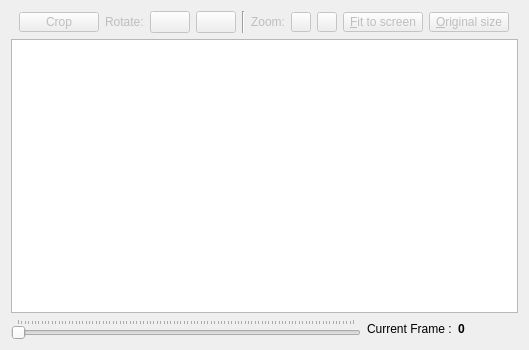
First picture: the form in scribo/demo/shared/ui/image_viewer.ui, repository glazzara/olena, before the edit.
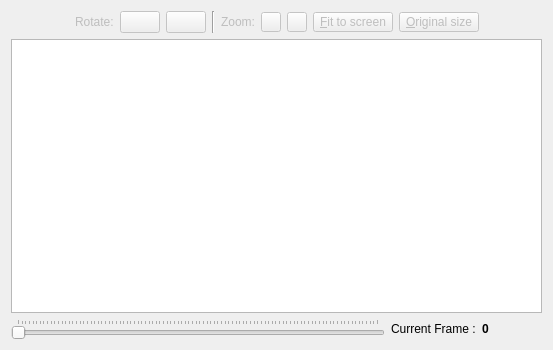
Second picture: the form after the edit. Icons and pictures are not drawn.

The edit to the form file:
```diff
--- a/scribo/demo/shared/ui/image_viewer.ui
+++ b/scribo/demo/shared/ui/image_viewer.ui
@@ -5,7 +5,7 @@
    <rect>
     <x>0</x>
     <y>0</y>
-    <width>529</width>
+    <width>553</width>
     <height>350</height>
    </rect>
   </property>
@@ -36,29 +36,6 @@
          </property>
         </spacer>
        </item>
-       <item>
-        <widget class="QPushButton" name="crop_btn" >
-         <property name="enabled" >
-          <bool>false</bool>
-         </property>
-         <property name="maximumSize" >
-          <size>
-           <width>16777215</width>
-           <height>20</height>
-          </size>
-         </property>
-         <property name="text" >
-          <string>Crop</string>
-         </property>
-         <property name="icon" >
-          <iconset resource="../shared.qrc" >
-           <normaloff>:/icons/icons/crop-icon.png</normaloff>:/icons/icons/crop-icon.png</iconset>
-         </property>
-         <property name="checkable" >
-          <bool>true</bool>
-         </property>
-        </widget>
-       </item>
        <item>
         <widget class="QLabel" name="rotate_lbl" >
          <property name="enabled" >
```
Left out of the diff: 9 changed lines with no effect on the pictures.
